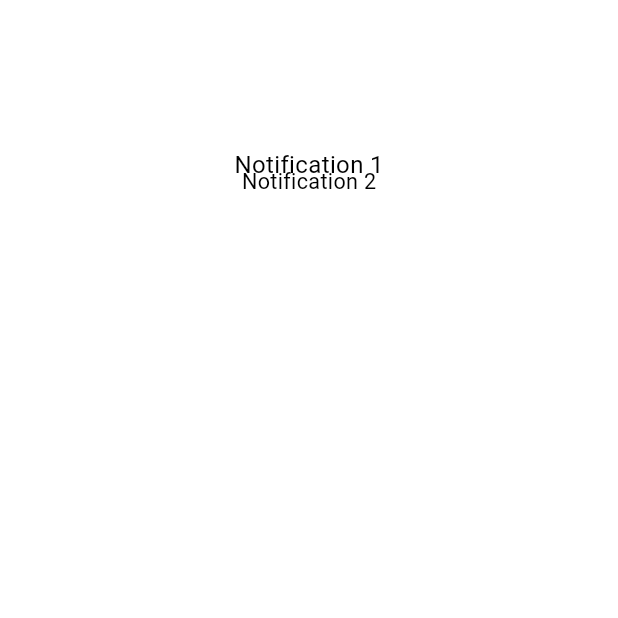
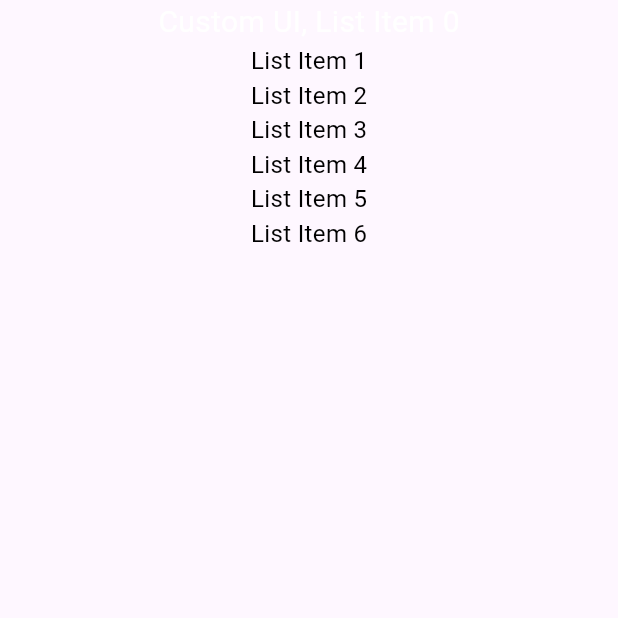
Before and after one commit to kshatriyaArjunDeveloper/ios-notification-animations-flutter, a Flutter app: the screen it shows after launch, on a phone screen of 412 x 824 dp, the top half of it. Run offline on Flutter 3.47's test engine with Material 3 defaults, Android fonts, the phone set to English and light mode, and no system bars; missing offline and left inert: quickui.

Commit message:
Setting the scene

```diff
--- a/lib/home_screen.dart
+++ b/lib/home_screen.dart
@@ -11,68 +11,40 @@ class HomeScreen extends StatefulWidget {
 }
 
 class _HomeScreenState extends State<HomeScreen> {
-  // NOTIFICATION SCROLL VARS
-  ScrollController controller = ScrollController();
-
-  /// Total list items that are scrolled
-  double listItemsScrolled = 1.35;
-
-  /// Height of view above list
-  double customUiHeight = 0;
-
-  /// Total list of items in list, includes Custom UI above list
-  /// 6 notification + 1 Custom UI
-  int listLength = 6 + 1;
-
-  // List item height + padding
-  final double itemHeight = 80 + 12;
-  final double ratioScrolledExtra = 0.35;
-
-  @override
-  void initState() {
-    super.initState();
-
-    double invisibleItemsTotalHeight =
-        itemHeight * (listLength - 1) - itemHeight * 0.6;
-    _addNotificationListListener();
-  }
 
   @override
   Widget build(BuildContext context) {
     return SafeArea(
       child: Scaffold(
-        backgroundColor: Colors.white70,
-        body: LayoutBuilder(
-          builder: (
-            BuildContext context,
-            BoxConstraints constraints,
-          ) {
-            customUiHeight = constraints.maxHeight;
-            return ListView.builder(
-              controller: controller,
-              itemCount: listLength,
-              padding: EdgeInsets.only(
-                bottom: itemHeight * 0.4,
-              ),
-              itemBuilder: (context, index) {
-                return _buildListItem(index);
-              },
-            );
+        body: ListView.builder(
+          itemCount: 7,
+          itemBuilder: (context, index) {
+            return _buildListItem(index);
           },
         ),
       ),
     );
   }
 
+  Widget _buildListItem(int index) {
+    final bool isFirstItem = index == 0;
+
+    if (isFirstItem) {
+      return _buildUiAboveList();
+    } else {
+      return _buildItemContent(
+        index,
+      );
+    }
+  }
+
   Widget _buildUiAboveList() {
-    final double height =
-        customUiHeight - (itemHeight * (1 + ratioScrolledExtra));
     return Container_(
-      height: height,
+      height: 600,
       color: Colors.indigo,
       child: const Center(
         child: Text(
-          'Custom UI above list',
+          'Custom UI, List Item 0',
           style: TextStyle(
             color: Colors.white,
             fontSize: 20,
@@ -82,137 +54,9 @@ class _HomeScreenState extends State<HomeScreen> {
     );
   }
 
-  // FUNCTIONS TO HANDLE NOTIFICATION LIST SCROLL
-
-  void _addNotificationListListener() {
-    controller.addListener(() {
-      setState(() {
-        listItemsScrolled = (controller.offset / itemHeight) + 1.35;
-        print('Controller offset: ${controller.offset}');
-        print('Items Scrolled: $listItemsScrolled');
-      });
-    });
-  }
-
-  // FUNCTIONS TO BUILD NOTIFICATION ITEM
-
-  Widget _buildListItem(int index) {
-    final bool isFirstItem = index == 0;
-
-    if (isFirstItem) {
-      return _buildUiAboveList();
-    } else {
-      return _buildAnimatingNotificationItem(
-        index,
-      );
-    }
-  }
-
-  Widget _buildAnimatingNotificationItem(
-    int index,
-  ) {
-    final bool isFirstItem = index == 1;
-    late final double scale;
-    late final double opacity;
-    late final double height;
-
-    final bool hasItemScrolledFully = index <= (listItemsScrolled - 1);
-    if (hasItemScrolledFully) {
-      scale = 1;
-      opacity = 1;
-      height = itemHeight;
-    } else {
-      final bool isGapMoreThenOneItem = (index - listItemsScrolled) > 1;
-      if (isGapMoreThenOneItem) {
-        scale = 0;
-        opacity = 0;
-        height = 0;
-      } else {
-        double partiallyScrolled = (index - 1 - listItemsScrolled).abs();
-
-        scale = isFirstItem ? 1.0 : scaleFactor(partiallyScrolled);
-        opacity = isFirstItem ? 1.0 : opacityFactor(partiallyScrolled);
-        height = isFirstItem
-            ? itemHeight
-            : heightFactor(partiallyScrolled) * itemHeight;
-      }
-    }
-
-    return SizedBox(
-      height: itemHeight,
-      child: UnconstrainedBox(
-        alignment: Alignment.topCenter,
-        child: SizedBox(
-          height: height,
-          child: FittedBox(
-            fit: BoxFit.none,
-            alignment: Alignment.bottomCenter,
-            child: Opacity(
-              opacity: 1,
-              child: Transform(
-                transform: Matrix4.identity()..scale(scale, scale),
-                alignment: Alignment.bottomCenter,
-                child: Padding_(
-                  bottomPadding: 12,
-                  child: buildItemContent(index),
-                ),
-              ),
-            ),
-          ),
-        ),
-      ),
-    );
-  }
-
-  Widget buildItemContent(int index) {
+  Widget _buildItemContent(int index) {
     return NotificationCard(
       notificationId: index,
     );
   }
-
-  // FUNCTIONS TO MAKE NOTIFICATION ITEM ANIMATE
-
-  double scaleFactor(
-    double partiallyScrolled,
-  ) {
-    double scale = 0;
-    if (partiallyScrolled < 0.7) {
-      scale = 0.9;
-    } else if (partiallyScrolled < 1.4) {
-      scale = 0.9 + 0.1 * ((partiallyScrolled - 0.7) / 0.7);
-    } else {
-      return 1;
-    }
-    return scale;
-  }
-
-  double heightFactor(double partiallyScrolled) {
-    double scale = 0;
-    if (partiallyScrolled <= 0.34) {
-      scale = 0.1;
-    } else if (partiallyScrolled < 0.9) {
-      scale = 0.1 + 0.7 * ((partiallyScrolled - 0.34) / 0.56);
-    } else if (partiallyScrolled < 1.4) {
-      scale = 0.8 + 0.2 * ((partiallyScrolled - 0.9) / 0.5);
-    } else {
-      return 1;
-    }
-    return scale;
-  }
-
-  double opacityFactor(
-    double partiallyScrolled,
-  ) {
-    double opacity = 1;
-    if (partiallyScrolled <= 0.34) {
-      opacity = 0;
-    } else if (partiallyScrolled < 0.9) {
-      opacity = 0.2 + 0.3 * ((partiallyScrolled - 0.34) / 0.56);
-    } else if (partiallyScrolled < 1.4) {
-      opacity = 0.5 + 0.5 * ((partiallyScrolled - 0.9) / 0.5);
-    } else {
-      return 1;
-    }
-    return opacity;
-  }
 }
--- a/lib/notification_card.dart
+++ b/lib/notification_card.dart
@@ -12,16 +12,17 @@ class NotificationCard extends StatelessWidget {
   @override
   Widget build(BuildContext context) {
     return Container_(
-      height: 80,
+      height: 100,
       color: Colors.white,
-      allCornerRadius: 16,
-      allPadding: 16,
-      width: MediaQuery.of(context).size.width - 40,
-      child: Text(
-        'Notification $notificationId',
-        style: const TextStyle(
-          color: Colors.black,
-          fontSize: 16,
+      borderColor: Colors.black,
+      width: MediaQuery.of(context).size.width,
+      child: Center(
+        child: Text(
+          'List Item $notificationId',
+          style: const TextStyle(
+            color: Colors.black,
+            fontSize: 16,
+          ),
         ),
       ),
     );
```
